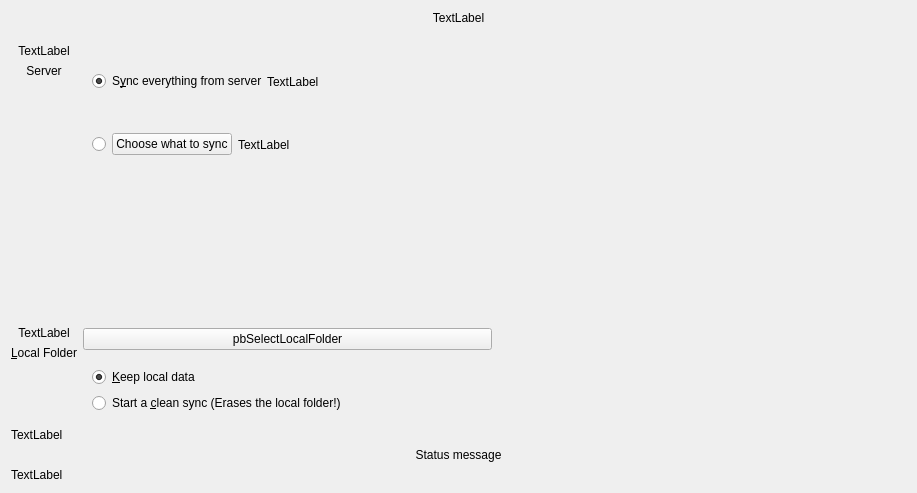
nextcloud/desktop, file src/gui/wizard/owncloudadvancedsetuppage.ui: the form before one commit.
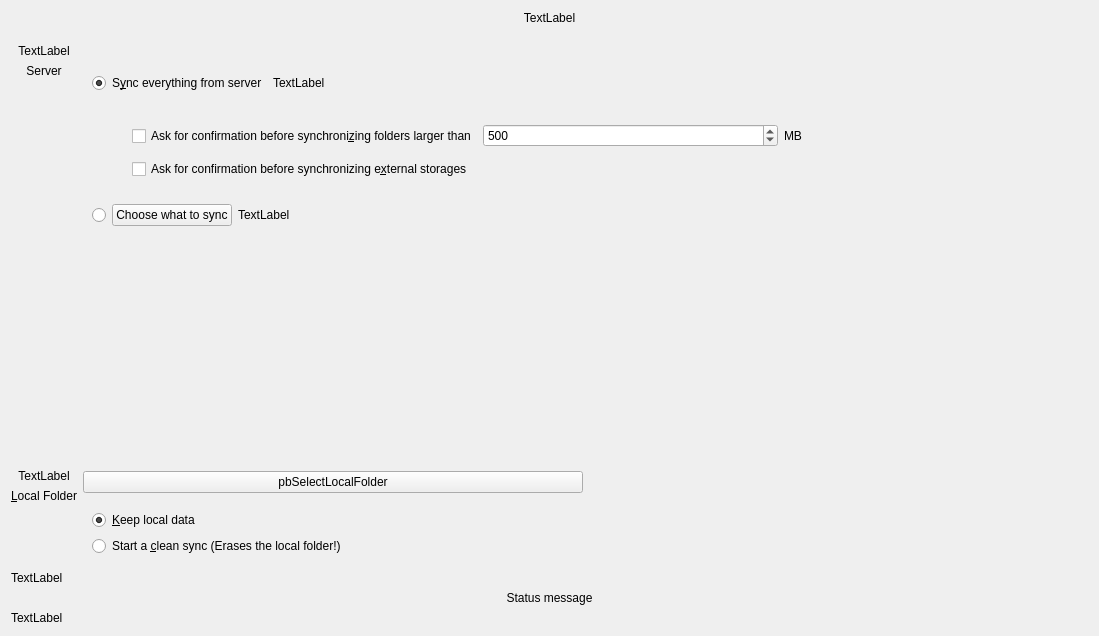
The form after the commit.

Commit message:
Wizard: Add options to ask confirmation for external storage
Added two checkboxes in the Account Wizard in the advanced page to change the first options.
Also added a checkbox in the general settings to ask for confirmation for external storages.

Theme options allow to hide the checkboxes in the wizard.

As described in issue #5340

```diff
--- a/src/gui/wizard/owncloudadvancedsetuppage.ui
+++ b/src/gui/wizard/owncloudadvancedsetuppage.ui
@@ -6,8 +6,8 @@
    <rect>
     <x>0</x>
     <y>0</y>
-    <width>917</width>
-    <height>493</height>
+    <width>1099</width>
+    <height>636</height>
    </rect>
   </property>
   <property name="sizePolicy">
@@ -228,9 +228,6 @@
        <layout class="QVBoxLayout" name="verticalLayout">
         <item>
          <layout class="QHBoxLayout" name="horizontalLayout_2">
-          <property name="spacing">
-           <number>0</number>
-          </property>
           <item>
            <widget class="QRadioButton" name="rSyncEverything">
             <property name="text">
@@ -263,6 +260,61 @@
           </item>
          </layout>
         </item>
+        <item>
+         <layout class="QGridLayout" name="gridLayout_2">
+          <item row="0" column="0">
+           <spacer name="horizontalSpacer_4">
+            <property name="orientation">
+             <enum>Qt::Horizontal</enum>
+            </property>
+            <property name="sizeType">
+             <enum>QSizePolicy::Minimum</enum>
+            </property>
+            <property name="sizeHint" stdset="0">
+             <size>
+              <width>40</width>
+              <height>20</height>
+             </size>
+            </property>
+           </spacer>
+          </item>
+          <item row="0" column="1">
+           <layout class="QHBoxLayout" name="horizontalLayout_3">
+            <item>
+             <widget class="QCheckBox" name="confCheckBoxSize">
+              <property name="text">
+               <string>Ask for confirmation before synchroni&amp;zing folders larger than</string>
+              </property>
+             </widget>
+            </item>
+            <item>
+             <widget class="QSpinBox" name="confSpinBox">
+              <property name="maximum">
+               <number>1000000000</number>
+              </property>
+              <property name="value">
+               <number>500</number>
+              </property>
+             </widget>
+            </item>
+            <item>
+             <widget class="QLabel" name="confTraillingSizeLabel">
+              <property name="text">
+               <string extracomment="Trailing part of &quot;Ask confirmation before syncing folder larger than&quot; ">MB</string>
+              </property>
+             </widget>
+            </item>
+           </layout>
+          </item>
+          <item row="1" column="1">
+           <widget class="QCheckBox" name="confCheckBoxExternal">
+            <property name="text">
+             <string>Ask for confirmation before synchronizing e&amp;xternal storages</string>
+            </property>
+           </widget>
+          </item>
+         </layout>
+        </item>
         <item>
          <layout class="QHBoxLayout" name="horizontalLayout">
           <item>
```
Left out of the diff: 67 changed lines with no effect on the pictures. The commit also changes 13 other files.
